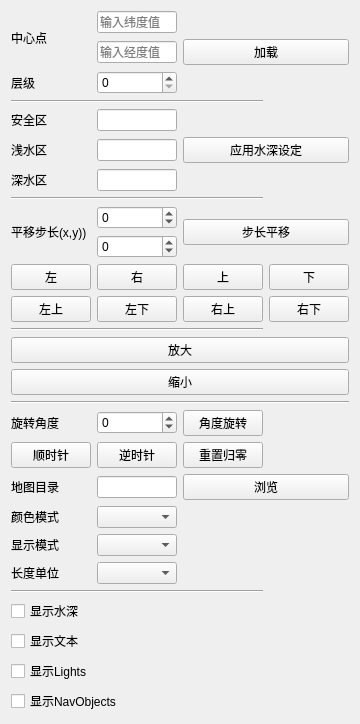
This is zchx_ecdis/src/zchxvectormapsettingwidget.ui in bnufree/MapMerge as Qt 5 draws it before an edit. The edited form follows.
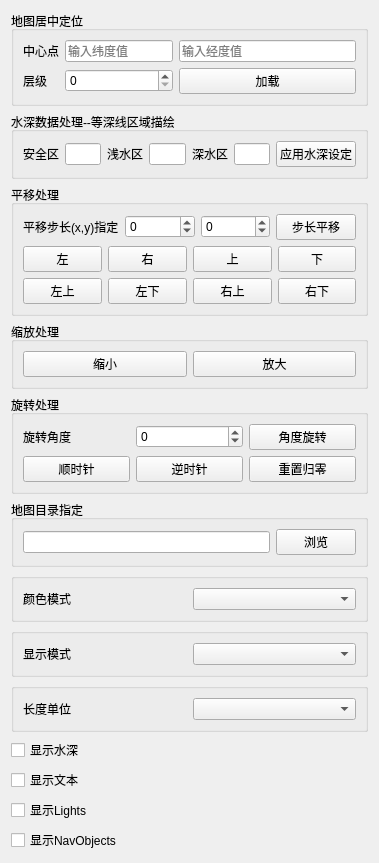
This is the edited form.

Commit message: 初版发布的地图代码

Patch:
```diff
--- a/zchx_ecdis/src/zchxvectormapsettingwidget.ui
+++ b/zchx_ecdis/src/zchxvectormapsettingwidget.ui
@@ -6,300 +6,275 @@
    <rect>
     <x>0</x>
     <y>0</y>
-    <width>345</width>
-    <height>608</height>
+    <width>379</width>
+    <height>632</height>
    </rect>
   </property>
   <property name="sizePolicy">
-   <sizepolicy hsizetype="Preferred" vsizetype="Maximum">
+   <sizepolicy hsizetype="Fixed" vsizetype="Maximum">
     <horstretch>0</horstretch>
     <verstretch>0</verstretch>
    </sizepolicy>
   </property>
+  <property name="minimumSize">
+   <size>
+    <width>379</width>
+    <height>0</height>
+   </size>
+  </property>
+  <property name="maximumSize">
+   <size>
+    <width>379</width>
+    <height>16777215</height>
+   </size>
+  </property>
   <property name="windowTitle">
    <string>参数设定</string>
   </property>
   <property name="styleSheet">
    <string notr="true"/>
   </property>
+  <layout class="QVBoxLayout" name="verticalLayout_3">
+   <item>
+    <widget class="QGroupBox" name="position_frame">
+     <property name="title">
+      <string>地图居中定位</string>
+     </property>
   <layout class="QGridLayout" name="gridLayout">
-   <item row="7" column="1">
-    <widget class="QLineEdit" name="shallowDepthTxt"/>
-   </item>
-   <item row="7" column="0">
-    <widget class="QLabel" name="label_7">
+      <item row="2" column="4">
+       <widget class="QPushButton" name="mapLoadBtn">
      <property name="text">
-      <string>浅水区</string>
+         <string>加载</string>
      </property>
     </widget>
    </item>
-   <item row="5" column="0" colspan="3">
-    <widget class="Line" name="line">
-     <property name="orientation">
-      <enum>Qt::Horizontal</enum>
-     </property>
-    </widget>
-   </item>
-   <item row="24" column="0" colspan="3">
-    <widget class="Line" name="line_3">
-     <property name="orientation">
-      <enum>Qt::Horizontal</enum>
-     </property>
-    </widget>
-   </item>
-   <item row="8" column="0">
-    <widget class="QLabel" name="label_9">
-     <property name="text">
-      <string>深水区</string>
-     </property>
-    </widget>
-   </item>
-   <item row="3" column="1">
-    <widget class="QLineEdit" name="centerLon">
-     <property name="placeholderText">
-      <string>输入经度值</string>
-     </property>
-    </widget>
-   </item>
-   <item row="23" column="0">
-    <widget class="QLabel" name="label_6">
-     <property name="text">
-      <string>长度单位</string>
-     </property>
-    </widget>
-   </item>
-   <item row="2" column="1">
+      <item row="0" column="2" colspan="2">
     <widget class="QLineEdit" name="centerLat">
      <property name="placeholderText">
       <string>输入纬度值</string>
      </property>
     </widget>
    </item>
-   <item row="20" column="0">
-    <widget class="QLabel" name="label_5">
-     <property name="text">
-      <string>地图目录</string>
-     </property>
-    </widget>
-   </item>
-   <item row="4" column="0">
-    <widget class="QLabel" name="label_3">
-     <property name="text">
-      <string>层级</string>
-     </property>
-    </widget>
-   </item>
-   <item row="25" column="0" colspan="2">
-    <widget class="QCheckBox" name="showDepthTextCHK">
-     <property name="text">
-      <string>显示水深</string>
-     </property>
-    </widget>
-   </item>
-   <item row="22" column="1">
-    <widget class="QComboBox" name="displayCategoryCBX"/>
-   </item>
-   <item row="10" column="1">
-    <widget class="QSpinBox" name="pan_x">
-     <property name="minimum">
-      <number>-99</number>
-     </property>
-    </widget>
-   </item>
-   <item row="8" column="1">
-    <widget class="QLineEdit" name="DeepDepthTxt"/>
-   </item>
-   <item row="4" column="1">
-    <widget class="QSpinBox" name="zoomSpinBox"/>
-   </item>
-   <item row="2" column="0" rowspan="2">
+      <item row="0" column="0" colspan="2">
     <widget class="QLabel" name="label">
      <property name="text">
       <string>中心点</string>
      </property>
     </widget>
    </item>
-   <item row="27" column="0" colspan="2">
-    <widget class="QCheckBox" name="showLightsChk">
-     <property name="text">
-      <string>显示Lights</string>
+      <item row="0" column="4">
+       <widget class="QLineEdit" name="centerLon">
+        <property name="placeholderText">
+         <string>输入经度值</string>
      </property>
     </widget>
    </item>
-   <item row="28" column="0" colspan="2">
-    <widget class="QCheckBox" name="showNavObjectChk">
+      <item row="2" column="0">
+       <widget class="QLabel" name="label_3">
      <property name="text">
-      <string>显示NavObjects</string>
+         <string>层级</string>
      </property>
     </widget>
    </item>
-   <item row="21" column="0">
-    <widget class="QLabel" name="label_2">
-     <property name="text">
-      <string>颜色模式</string>
+      <item row="2" column="2" colspan="2">
+       <widget class="QSpinBox" name="zoomSpinBox">
+        <property name="sizePolicy">
+         <sizepolicy hsizetype="Preferred" vsizetype="Fixed">
+          <horstretch>0</horstretch>
+          <verstretch>0</verstretch>
+         </sizepolicy>
      </property>
     </widget>
    </item>
-   <item row="22" column="0">
-    <widget class="QLabel" name="label_4">
-     <property name="text">
-      <string>显示模式</string>
-     </property>
+     </layout>
     </widget>
    </item>
-   <item row="23" column="1">
-    <widget class="QComboBox" name="distanceUnitCbx"/>
-   </item>
-   <item row="6" column="1">
-    <widget class="QLineEdit" name="safeDepthTxt"/>
-   </item>
-   <item row="26" column="0" colspan="2">
-    <widget class="QCheckBox" name="showTextCHK">
-     <property name="text">
-      <string>显示文本</string>
+   <item>
+    <widget class="QGroupBox" name="depth_frame">
+     <property name="title">
+      <string>水深数据处理--等深线区域描绘</string>
      </property>
-    </widget>
-   </item>
-   <item row="9" column="0" colspan="3">
-    <widget class="Line" name="line_2">
-     <property name="orientation">
-      <enum>Qt::Horizontal</enum>
-     </property>
-    </widget>
-   </item>
-   <item row="21" column="1">
-    <widget class="QComboBox" name="colorSchemeCBX"/>
-   </item>
-   <item row="20" column="1">
-    <widget class="QLineEdit" name="vectorDir"/>
-   </item>
-   <item row="6" column="0">
+     <layout class="QHBoxLayout" name="horizontalLayout">
+      <item>
     <widget class="QLabel" name="label_8">
      <property name="text">
       <string>安全区</string>
      </property>
     </widget>
    </item>
-   <item row="10" column="0" rowspan="2">
+      <item>
+       <widget class="QLineEdit" name="safeDepthTxt"/>
+      </item>
+      <item>
+       <widget class="QLabel" name="label_7">
+        <property name="text">
+         <string>浅水区</string>
+        </property>
+       </widget>
+      </item>
+      <item>
+       <widget class="QLineEdit" name="shallowDepthTxt"/>
+      </item>
+      <item>
+       <widget class="QLabel" name="label_9">
+        <property name="text">
+         <string>深水区</string>
+        </property>
+       </widget>
+      </item>
+      <item>
+       <widget class="QLineEdit" name="DeepDepthTxt"/>
+      </item>
+      <item>
+       <widget class="QPushButton" name="depthSettingApplyBtn">
+        <property name="text">
+         <string>应用水深设定</string>
+        </property>
+       </widget>
+      </item>
+     </layout>
+    </widget>
+   </item>
+   <item>
+    <widget class="QGroupBox" name="pan_frame">
+     <property name="title">
+      <string>平移处理</string>
+     </property>
+     <layout class="QVBoxLayout" name="verticalLayout">
+      <item>
+       <layout class="QHBoxLayout" name="horizontalLayout_2">
+        <item>
     <widget class="QLabel" name="label_10">
      <property name="text">
-      <string>平移步长(x,y))</string>
+           <string>平移步长(x,y)指定</string>
      </property>
     </widget>
    </item>
-   <item row="14" column="0" colspan="3">
-    <widget class="Line" name="line_4">
-     <property name="orientation">
-      <enum>Qt::Horizontal</enum>
+        <item>
+         <widget class="QSpinBox" name="pan_x">
+          <property name="minimum">
+           <number>-99</number>
      </property>
     </widget>
    </item>
-   <item row="12" column="1">
-    <widget class="QPushButton" name="PanRight">
-     <property name="text">
-      <string>右</string>
+        <item>
+         <widget class="QSpinBox" name="pan_y">
+          <property name="minimum">
+           <number>-99</number>
      </property>
     </widget>
    </item>
-   <item row="10" column="2" rowspan="2" colspan="2">
+        <item>
     <widget class="QPushButton" name="panBtn">
      <property name="text">
       <string>步长平移</string>
      </property>
     </widget>
    </item>
-   <item row="11" column="1">
-    <widget class="QSpinBox" name="pan_y">
-     <property name="minimum">
-      <number>-99</number>
-     </property>
-    </widget>
-   </item>
-   <item row="12" column="0">
+       </layout>
+      </item>
+      <item>
+       <layout class="QGridLayout" name="gridLayout_2">
+        <item row="0" column="0">
     <widget class="QPushButton" name="PanLeftBtn">
      <property name="text">
       <string>左</string>
      </property>
     </widget>
    </item>
-   <item row="12" column="3">
-    <widget class="QPushButton" name="PanDown">
+        <item row="0" column="1">
+         <widget class="QPushButton" name="PanRight">
      <property name="text">
-      <string>下</string>
+           <string>右</string>
      </property>
     </widget>
    </item>
-   <item row="12" column="2">
+        <item row="0" column="2">
     <widget class="QPushButton" name="PanUp">
      <property name="text">
       <string>上</string>
      </property>
     </widget>
    </item>
-   <item row="13" column="0">
+        <item row="0" column="3">
+         <widget class="QPushButton" name="PanDown">
+          <property name="text">
+           <string>下</string>
+          </property>
+         </widget>
+        </item>
+        <item row="1" column="0">
     <widget class="QPushButton" name="PanUpLeft">
      <property name="text">
       <string>左上</string>
      </property>
     </widget>
    </item>
-   <item row="13" column="1">
+        <item row="1" column="1">
     <widget class="QPushButton" name="PanDownLeft">
      <property name="text">
       <string>左下</string>
      </property>
     </widget>
    </item>
-   <item row="13" column="3">
-    <widget class="QPushButton" name="PanDownRight">
-     <property name="text">
-      <string>右下</string>
-     </property>
-    </widget>
-   </item>
-   <item row="13" column="2">
+        <item row="1" column="2">
     <widget class="QPushButton" name="PanUpRight">
      <property name="text">
       <string>右上</string>
      </property>
     </widget>
    </item>
-   <item row="3" column="2" colspan="2">
-    <widget class="QPushButton" name="mapLoadBtn">
+        <item row="1" column="3">
+         <widget class="QPushButton" name="PanDownRight">
      <property name="text">
-      <string>加载</string>
+           <string>右下</string>
      </property>
     </widget>
    </item>
-   <item row="7" column="2" colspan="2">
-    <widget class="QPushButton" name="depthSettingApplyBtn">
-     <property name="text">
-      <string>应用水深设定</string>
-     </property>
-    </widget>
-   </item>
-   <item row="15" column="0" colspan="4">
-    <widget class="QPushButton" name="zoomInBtn">
-     <property name="text">
-      <string>放大</string>
-     </property>
+       </layout>
+      </item>
+     </layout>
     </widget>
    </item>
-   <item row="20" column="2" colspan="2">
-    <widget class="QPushButton" name="vectorDirBrowseBtn">
-     <property name="text">
-      <string>浏览</string>
+   <item>
+    <widget class="QGroupBox" name="zoom_frame">
+     <property name="title">
+      <string>缩放处理</string>
      </property>
-    </widget>
-   </item>
-   <item row="16" column="0" colspan="4">
+     <layout class="QHBoxLayout" name="horizontalLayout_3">
+      <item>
     <widget class="QPushButton" name="zoomOutBtn">
      <property name="text">
       <string>缩小</string>
      </property>
     </widget>
    </item>
-   <item row="18" column="1">
+      <item>
+       <widget class="QPushButton" name="zoomInBtn">
+        <property name="text">
+         <string>放大</string>
+        </property>
+       </widget>
+      </item>
+     </layout>
+    </widget>
+   </item>
+   <item>
+    <widget class="QGroupBox" name="rotate_frame">
+     <property name="title">
+      <string>旋转处理</string>
+     </property>
+     <layout class="QVBoxLayout" name="verticalLayout_2">
+      <item>
+       <layout class="QHBoxLayout" name="horizontalLayout_4">
+        <item>
+         <widget class="QLabel" name="label_11">
+          <property name="text">
+           <string>旋转角度</string>
+          </property>
+         </widget>
+        </item>
+        <item>
     <widget class="QSpinBox" name="rotate_degree">
      <property name="minimum">
       <number>-360</number>
@@ -309,45 +284,135 @@
      </property>
     </widget>
    </item>
-   <item row="18" column="0">
-    <widget class="QLabel" name="label_11">
-     <property name="text">
-      <string>旋转角度</string>
-     </property>
-    </widget>
-   </item>
-   <item row="17" column="0" colspan="4">
-    <widget class="Line" name="line_5">
-     <property name="orientation">
-      <enum>Qt::Horizontal</enum>
-     </property>
-    </widget>
-   </item>
-   <item row="18" column="2">
+        <item>
     <widget class="QPushButton" name="rotateBtn">
      <property name="text">
       <string>角度旋转</string>
      </property>
     </widget>
    </item>
-   <item row="19" column="0">
+       </layout>
+      </item>
+      <item>
+       <layout class="QHBoxLayout" name="horizontalLayout_5">
+        <item>
     <widget class="QPushButton" name="clockwiseRoate">
      <property name="text">
       <string>顺时针</string>
      </property>
     </widget>
    </item>
-   <item row="19" column="1">
+        <item>
     <widget class="QPushButton" name="antiClockwiseRoate">
      <property name="text">
       <string>逆时针</string>
      </property>
     </widget>
    </item>
-   <item row="19" column="2">
+        <item>
     <widget class="QPushButton" name="resetZeroRotate">
      <property name="text">
       <string>重置归零</string>
+          </property>
+         </widget>
+        </item>
+       </layout>
+      </item>
+     </layout>
+    </widget>
+   </item>
+   <item>
+    <widget class="QGroupBox" name="mapUrl_frame">
+     <property name="title">
+      <string>地图目录指定</string>
+     </property>
+     <layout class="QHBoxLayout" name="horizontalLayout_6">
+      <item>
+       <widget class="QLineEdit" name="vectorDir"/>
+      </item>
+      <item>
+       <widget class="QPushButton" name="vectorDirBrowseBtn">
+        <property name="text">
+         <string>浏览</string>
+        </property>
+       </widget>
+      </item>
+     </layout>
+    </widget>
+   </item>
+   <item>
+    <widget class="QGroupBox" name="color_sccheme_frame">
+     <layout class="QHBoxLayout" name="horizontalLayout_7">
+      <item>
+       <widget class="QLabel" name="label_2">
+        <property name="text">
+         <string>颜色模式</string>
+        </property>
+       </widget>
+      </item>
+      <item>
+       <widget class="QComboBox" name="colorSchemeCBX"/>
+      </item>
+     </layout>
+    </widget>
+   </item>
+   <item>
+    <widget class="QGroupBox" name="display_category_frame">
+     <layout class="QHBoxLayout" name="horizontalLayout_8">
+      <item>
+       <widget class="QLabel" name="label_4">
+        <property name="text">
+         <string>显示模式</string>
+        </property>
+       </widget>
+      </item>
+      <item>
+       <widget class="QComboBox" name="displayCategoryCBX"/>
+      </item>
+     </layout>
+    </widget>
+   </item>
+   <item>
+    <widget class="QGroupBox" name="distance_unit_frame">
+     <layout class="QHBoxLayout" name="horizontalLayout_9">
+      <item>
+       <widget class="QLabel" name="label_6">
+        <property name="text">
+         <string>长度单位</string>
+        </property>
+       </widget>
+      </item>
+      <item>
+       <widget class="QComboBox" name="distanceUnitCbx"/>
+      </item>
+     </layout>
+    </widget>
+   </item>
+   <item>
+    <widget class="QCheckBox" name="showDepthTextCHK">
+     <property name="text">
+      <string>显示水深</string>
+     </property>
+    </widget>
+   </item>
+   <item>
+    <widget class="QCheckBox" name="showTextCHK">
+     <property name="text">
+      <string>显示文本</string>
+     </property>
+    </widget>
+   </item>
+   <item>
+    <widget class="QCheckBox" name="showLightsChk">
+     <property name="text">
+      <string>显示Lights</string>
+     </property>
+    </widget>
+   </item>
+   <item>
+    <widget class="QCheckBox" name="showNavObjectChk">
+     <property name="text">
+      <string>显示NavObjects</string>
      </property>
     </widget>
    </item>
```
Lines whose indentation alone changed are shown as unchanged. The commit also changes 17 other files.
